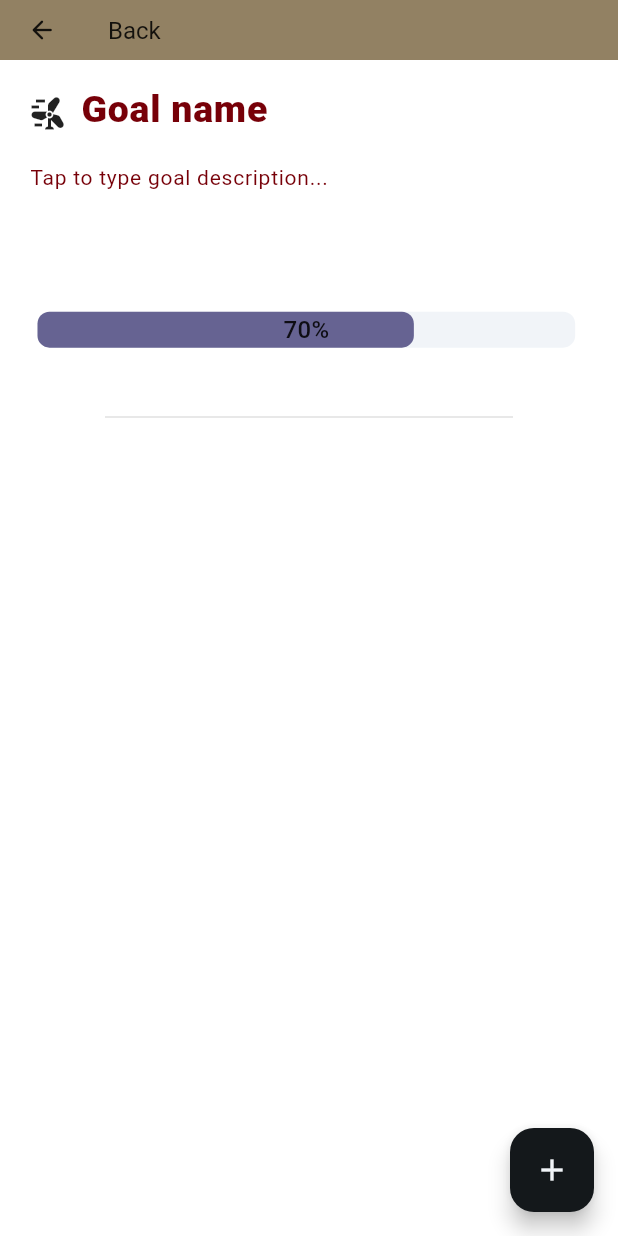
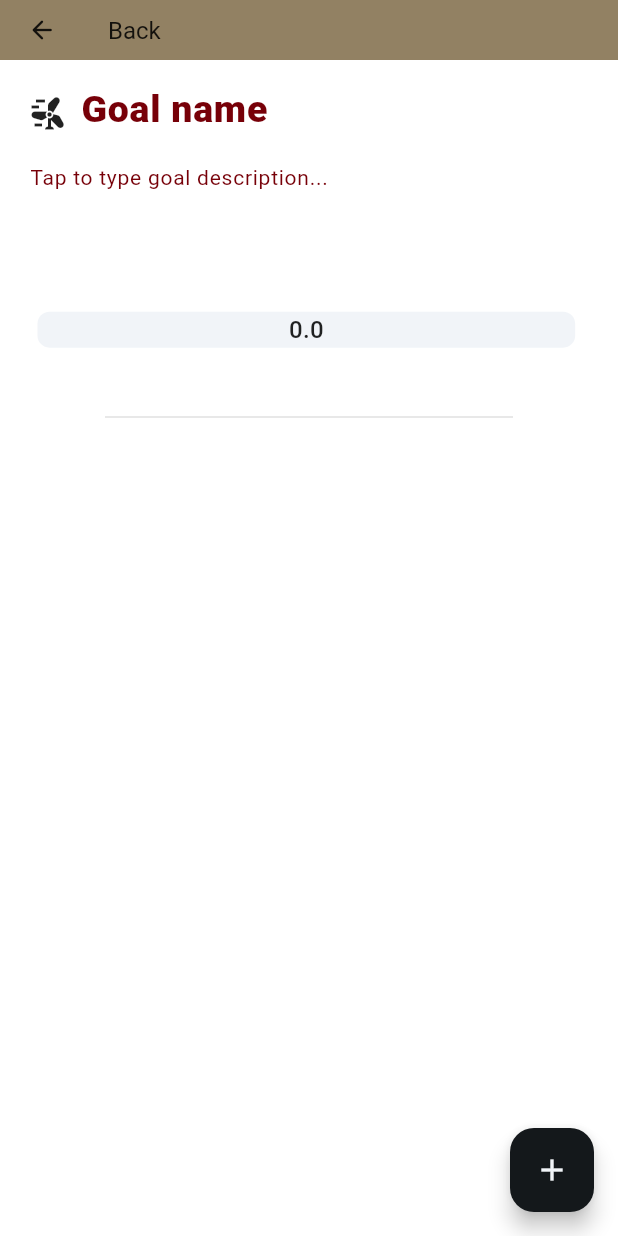
Before and after one commit to sankassio99/goals_tracker, a Flutter app: the MainGoalPageWidget screen opened directly, on a phone screen of 412 x 824 dp. Run offline on Flutter 3.47's test engine with Material 2 defaults, Android fonts, the phone set to English and light mode, and no system bars; drawn by our look-alikes of percent_indicator; our stand-ins replace get, go_router; Roboto replaces fonts that are missing (Poppins).

Commit message:
When check task must update progress bar percent (GREEN)

```diff
--- a/lib/presentation/components/header_goal_widget.dart
+++ b/lib/presentation/components/header_goal_widget.dart
@@ -87,7 +87,7 @@ class HeaderGoalWidget extends StatelessWidget {
             ),
           ),
         ),
-        const ProgressBar(),
+        ProgressBar(goalModel: model),
       ],
     );
   }
--- a/lib/presentation/components/progress_bar.dart
+++ b/lib/presentation/components/progress_bar.dart
@@ -1,9 +1,14 @@
 import 'package:flutter/material.dart';
+import 'package:get/get.dart';
+import 'package:goals_tracker/presentation/models/goal_model.dart';
 import 'package:percent_indicator/linear_percent_indicator.dart';
 
 class ProgressBar extends StatelessWidget {
+  final GoalModel goalModel;
+
   const ProgressBar({
     super.key,
+    required this.goalModel,
   });
 
   @override
@@ -17,17 +22,18 @@ class ProgressBar extends StatelessWidget {
           decoration: const BoxDecoration(
             color: Colors.white,
           ),
-          child: LinearPercentIndicator(
+          child: Obx(
+            () => LinearPercentIndicator(
               key: const Key("progressBar"),
-            percent: 0.7,
+              percent: goalModel.completePercentage.value,
               width: MediaQuery.of(context).size.width * 0.87,
               lineHeight: 24,
               animation: true,
               progressColor: Theme.of(context).colorScheme.onSecondary,
               backgroundColor: Theme.of(context).colorScheme.background,
-            center: const Text(
-              '70%',
-              style: TextStyle(
+              center: Text(
+                (goalModel.completePercentage.value * 100).toString(),
+                style: const TextStyle(
                   color: Colors.black87,
                 ),
               ),
@@ -36,6 +42,7 @@ class ProgressBar extends StatelessWidget {
             ),
           ),
         ),
+      ),
     );
   }
 }
```
Also changed, not shown: 1 other file. Lines whose indentation alone changed are shown as unchanged.
